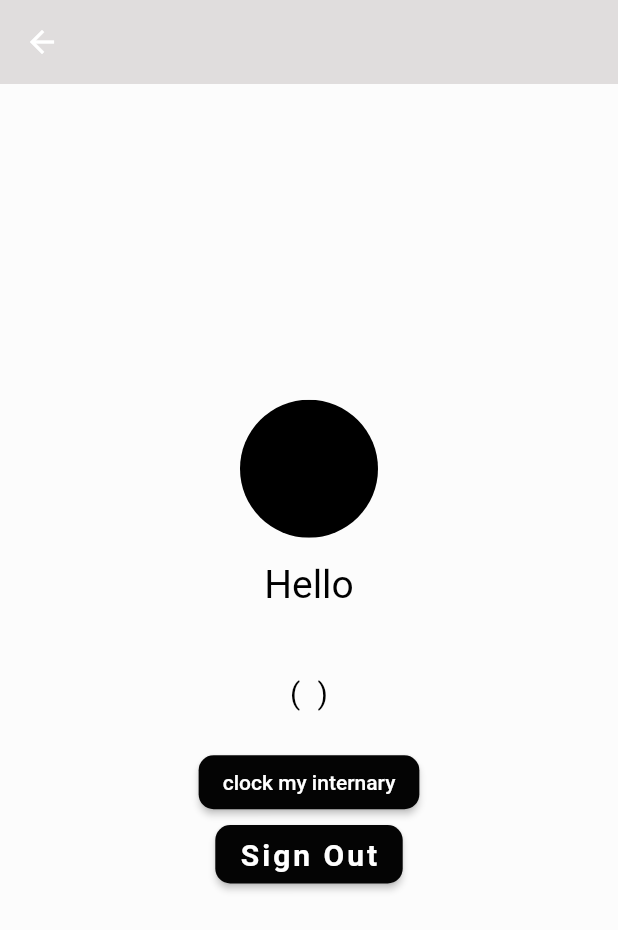
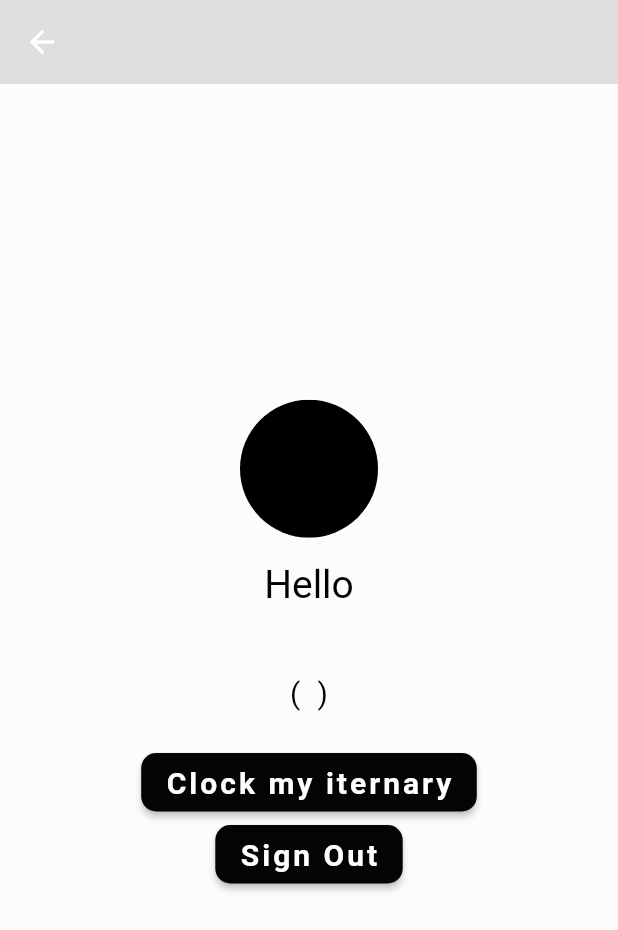
Before and after one commit to Jeyakaran-tech/hey_mate, a Flutter app: the UserInfoScreen screen opened directly with empty values, on a phone screen of 412 x 824 dp. Shown: the top 930 px of the screen. Run offline on Flutter 3.47's test engine with Material 2 defaults, Android fonts, the light colour scheme and no system bars; our stand-ins replace cloud_firestore, email_validator, firebase_auth, firebase_core, google_sign_in; accounts and stored records are empty.

Commit message:
formatted design

```diff
--- a/lib/pages/user_info_screen.dart
+++ b/lib/pages/user_info_screen.dart
@@ -2,6 +2,7 @@ import 'package:flutter/material.dart';
 import 'package:firebase_auth/firebase_auth.dart';
 import 'package:hey_mate/pages/welcome.dart';
 import 'package:hey_mate/utils/authentication.dart';
+import 'package:hey_mate/forms/my_iternary.dart';
 
 class UserInfoScreen extends StatefulWidget {
   const UserInfoScreen({Key? key, required User user})
@@ -128,7 +129,18 @@ class _UserInfoScreenState extends State<UserInfoScreen> {
                   ),
                 ),
                 onPressed: _dummyFunction,
-                child: Text("clock my internary"),
+                child: Padding(
+                        padding: EdgeInsets.only(top: 8.0, bottom: 8.0),
+                        child: Text(
+                          'Clock my iternary',
+                          style: TextStyle(
+                            fontSize: 20,
+                            fontWeight: FontWeight.bold,
+                            color: Colors.white,
+                            letterSpacing: 2,
+                          ),
+                        ),
+                      ),
               ),
               _isSigningOut
                   ? CircularProgressIndicator(
--- a/pubspec.yaml
+++ b/pubspec.yaml
@@ -15,6 +15,8 @@ dependencies:
   firebase_core: ^2.9.0
   firebase_auth: ^4.4.0
   google_sign_in: ^6.1.0
+  cloud_firestore: ^4.5.1
+  email_validator: ^2.0.1
 
   english_words: ^4.0.0
   provider: ^6.0.0
```
Also changed, not shown: lib/forms/my_iternary.dart (added, +76 -0 lines), pubspec.lock, 3 other files.
